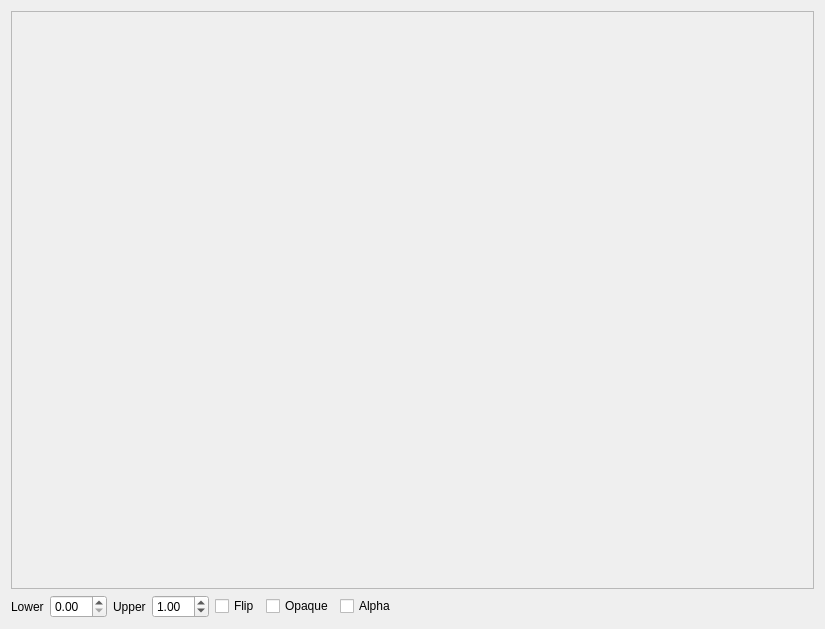
Before: the Qt Designer form gui/ui/imageviewer.ui in apitrace/apitrace, drawn with Qt 5.
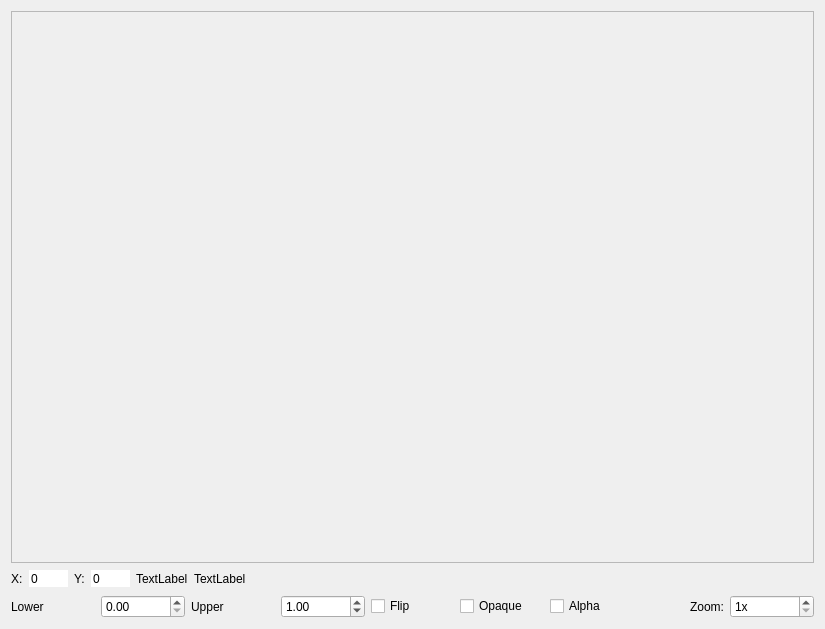
After: the same form once the commit is applied.

Commit message:
gui: Implement a new surface viewer
Adds support for showing individual pixels and zooming in on the
image itself. All ready to be used for showing the actual original
pixel values, rather than the fake qimage pixels which it shows
right now.

```diff
--- a/gui/ui/imageviewer.ui
+++ b/gui/ui/imageviewer.ui
@@ -19,30 +19,111 @@
      <property name="widgetResizable">
       <bool>true</bool>
      </property>
+     <property name="alignment">
+      <set>Qt::AlignCenter</set>
+     </property>
      <widget class="QWidget" name="scrollAreaWidgetContents">
       <property name="geometry">
        <rect>
         <x>0</x>
         <y>0</y>
-        <width>811</width>
-        <height>615</height>
+        <width>805</width>
+        <height>539</height>
        </rect>
       </property>
-      <layout class="QVBoxLayout" name="verticalLayout_2">
-       <item>
-        <widget class="QLabel" name="imageLabel">
-         <property name="text">
-          <string/>
-         </property>
-         <property name="alignment">
-          <set>Qt::AlignCenter</set>
-         </property>
-        </widget>
-       </item>
-      </layout>
+      <layout class="QVBoxLayout" name="verticalLayout_2"/>
      </widget>
     </widget>
    </item>
+   <item>
+    <layout class="QHBoxLayout" name="horizontalLayout_2">
+     <item>
+      <widget class="QLabel" name="label_2">
+       <property name="text">
+        <string>X:</string>
+       </property>
+       <property name="buddy">
+        <cstring>xSpinBox</cstring>
+       </property>
+      </widget>
+     </item>
+     <item>
+      <widget class="QSpinBox" name="xSpinBox">
+       <property name="frame">
+        <bool>false</bool>
+       </property>
+       <property name="readOnly">
+        <bool>true</bool>
+       </property>
+       <property name="buttonSymbols">
+        <enum>QAbstractSpinBox::NoButtons</enum>
+       </property>
+       <property name="keyboardTracking">
+        <bool>false</bool>
+       </property>
+       <property name="maximum">
+        <number>16000</number>
+       </property>
+      </widget>
+     </item>
+     <item>
+      <widget class="QLabel" name="label_3">
+       <property name="text">
+        <string>Y:</string>
+       </property>
+       <property name="buddy">
+        <cstring>xSpinBox</cstring>
+       </property>
+      </widget>
+     </item>
+     <item>
+      <widget class="QSpinBox" name="ySpinBox">
+       <property name="frame">
+        <bool>false</bool>
+       </property>
+       <property name="readOnly">
+        <bool>true</bool>
+       </property>
+       <property name="buttonSymbols">
+        <enum>QAbstractSpinBox::NoButtons</enum>
+       </property>
+       <property name="keyboardTracking">
+        <bool>false</bool>
+       </property>
+       <property name="maximum">
+        <number>16000</number>
+       </property>
+      </widget>
+     </item>
+     <item>
+      <widget class="QLabel" name="pixelLabel">
+       <property name="text">
+        <string>TextLabel</string>
+       </property>
+      </widget>
+     </item>
+     <item>
+      <widget class="QLabel" name="rectLabel">
+       <property name="text">
+        <string>TextLabel</string>
+       </property>
+      </widget>
+     </item>
+     <item>
+      <spacer name="horizontalSpacer">
+       <property name="orientation">
+        <enum>Qt::Horizontal</enum>
+       </property>
+       <property name="sizeHint" stdset="0">
+        <size>
+         <width>40</width>
+         <height>20</height>
+        </size>
+       </property>
+      </spacer>
+     </item>
+    </layout>
+   </item>
    <item>
     <layout class="QHBoxLayout" name="horizontalLayout">
      <item>
@@ -98,17 +179,39 @@
       </widget>
      </item>
      <item>
-      <spacer name="horizontalSpacer">
-       <property name="orientation">
-        <enum>Qt::Horizontal</enum>
+      <widget class="QLabel" name="label">
+       <property name="text">
+        <string>Zoom:</string>
        </property>
-       <property name="sizeHint" stdset="0">
-        <size>
-         <width>40</width>
-         <height>20</height>
-        </size>
+       <property name="alignment">
+        <set>Qt::AlignRight|Qt::AlignTrailing|Qt::AlignVCenter</set>
        </property>
-      </spacer>
+      </widget>
+     </item>
+     <item>
+      <widget class="QSpinBox" name="zoomSpinBox">
+       <property name="specialValueText">
+        <string/>
+       </property>
+       <property name="suffix">
+        <string>x</string>
+       </property>
+       <property name="prefix">
+        <string/>
+       </property>
+       <property name="minimum">
+        <number>1</number>
+       </property>
+       <property name="maximum">
+        <number>15</number>
+       </property>
+       <property name="singleStep">
+        <number>1</number>
+       </property>
+       <property name="value">
+        <number>1</number>
+       </property>
+      </widget>
      </item>
     </layout>
    </item>
```
The commit also changes 6 other files.
